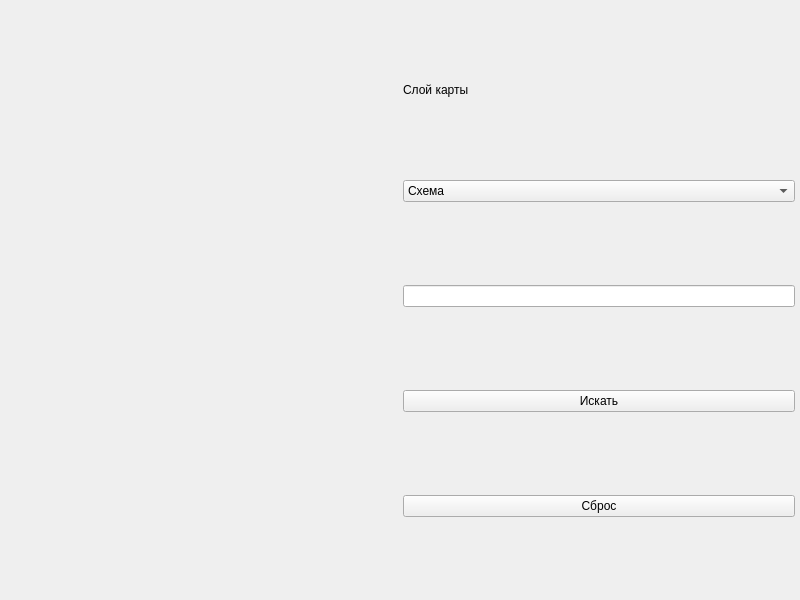
Old version of the form main.ui in the repository nekstas/ya-maps-big-task.
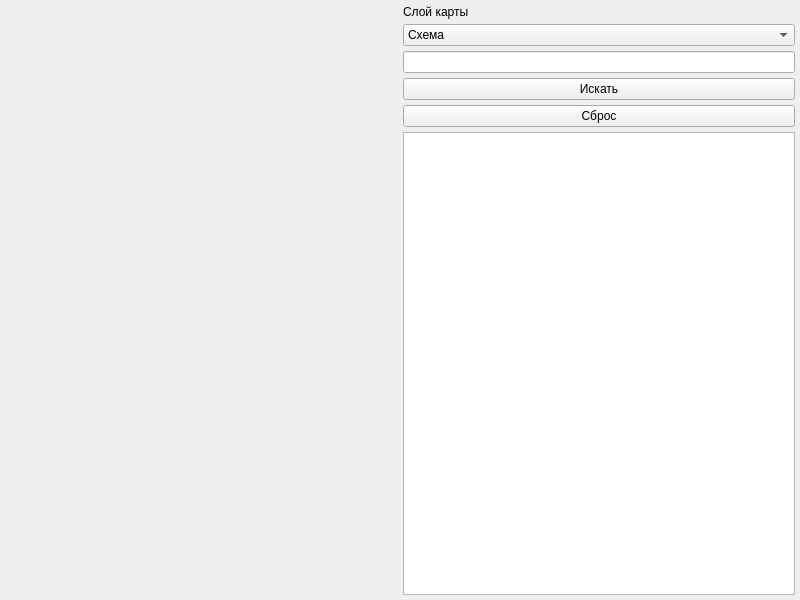
New version of the form.

Commit message: Задача 8

Diff of the .ui file:
```diff
--- a/main.ui
+++ b/main.ui
@@ -10,6 +10,12 @@
     <height>600</height>
    </rect>
   </property>
+  <property name="sizePolicy">
+   <sizepolicy hsizetype="Minimum" vsizetype="Minimum">
+    <horstretch>0</horstretch>
+    <verstretch>0</verstretch>
+   </sizepolicy>
+  </property>
   <property name="windowTitle">
    <string>Большая задача по Maps API</string>
   </property>
@@ -44,7 +50,7 @@
      </widget>
     </item>
     <item>
-     <layout class="QVBoxLayout" name="options_layout" stretch="0,0,0,0,0">
+     <layout class="QVBoxLayout" name="options_layout" stretch="0,0,0,0,0,0">
       <property name="spacing">
        <number>5</number>
       </property>
@@ -122,6 +128,16 @@
         </property>
        </widget>
       </item>
+      <item>
+       <widget class="QTextEdit" name="full_address">
+        <property name="sizePolicy">
+         <sizepolicy hsizetype="Minimum" vsizetype="Minimum">
+          <horstretch>0</horstretch>
+          <verstretch>0</verstretch>
+         </sizepolicy>
+        </property>
+       </widget>
+      </item>
      </layout>
     </item>
    </layout>
```
The commit also changes 1 other file.
